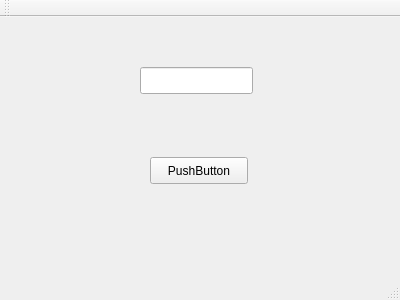
Before: the Qt Designer form mainwindow.ui in ilyaDe/rotateT, drawn with Qt 5.
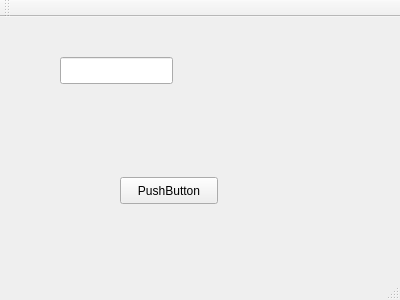
After: the same form once the commit is applied.

The edit to the form file:
```diff
--- a/mainwindow.ui
+++ b/mainwindow.ui
@@ -17,8 +17,8 @@
    <widget class="QPushButton" name="pushButton">
     <property name="geometry">
      <rect>
-      <x>150</x>
-      <y>140</y>
+      <x>120</x>
+      <y>160</y>
       <width>98</width>
       <height>27</height>
      </rect>
@@ -30,8 +30,8 @@
    <widget class="QLineEdit" name="lineEdit">
     <property name="geometry">
      <rect>
-      <x>140</x>
-      <y>50</y>
+      <x>60</x>
+      <y>40</y>
       <width>113</width>
       <height>27</height>
      </rect>
```
Left out of the diff: 2 changed lines with no effect on the pictures.
